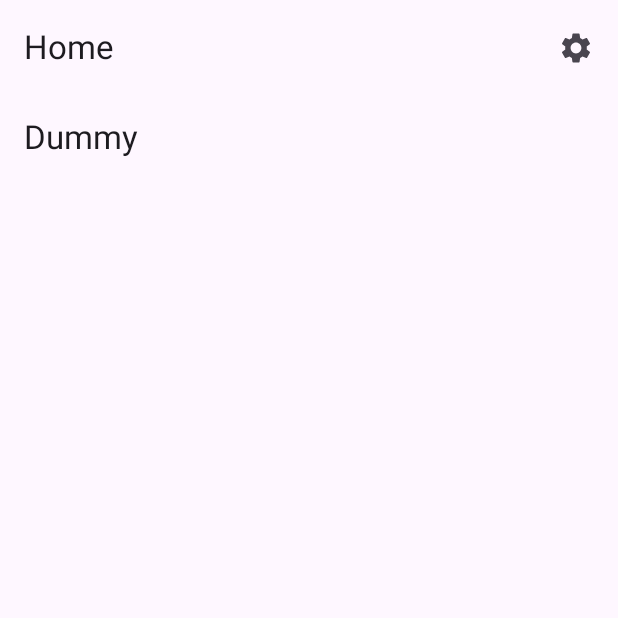
After one commit to dhzdhd/invtrack, an Android app built with Jetpack Compose: the composable HomeView shown on its own in the app's theme, on a phone screen of 412 x 824 dp, the top half of it. The commit adds this screen. Run offline under Robolectric (Android 15) with nearby library versions, the phone set to English and light mode, and no system bars; our stand-ins replace Compose Multiplatform resources.

Commit message:
Add icons and fix navigation

```diff
--- /dev/null
+++ b/client/composeApp/src/commonMain/composeResources/drawable/settings.xml
@@ -0,0 +1,10 @@
+<vector xmlns:android="http://schemas.android.com/apk/res/android"
+        android:width="24dp"
+        android:height="24dp"
+        android:viewportWidth="24"
+        android:viewportHeight="24"
+        android:tint="?attr/colorOnSurface">
+    <path
+            android:fillColor="#FF000000"
+            android:pathData="M19.14,12.94c0.04,-0.3 0.06,-0.61 0.06,-0.94c0,-0.32 -0.02,-0.64 -0.07,-0.94l2.03,-1.58c0.18,-0.14 0.23,-0.41 0.12,-0.61l-1.92,-3.32c-0.12,-0.22 -0.37,-0.29 -0.59,-0.22l-2.39,0.96c-0.5,-0.38 -1.03,-0.7 -1.62,-0.94L14.4,2.81c-0.04,-0.24 -0.24,-0.41 -0.48,-0.41h-3.84c-0.24,0 -0.43,0.17 -0.47,0.41L9.25,5.35C8.66,5.59 8.12,5.92 7.63,6.29L5.24,5.33c-0.22,-0.08 -0.47,0 -0.59,0.22L2.74,8.87C2.62,9.08 2.66,9.34 2.86,9.48l2.03,1.58C4.84,11.36 4.8,11.69 4.8,12s0.02,0.64 0.07,0.94l-2.03,1.58c-0.18,0.14 -0.23,0.41 -0.12,0.61l1.92,3.32c0.12,0.22 0.37,0.29 0.59,0.22l2.39,-0.96c0.5,0.38 1.03,0.7 1.62,0.94l0.36,2.54c0.05,0.24 0.24,0.41 0.48,0.41h3.84c0.24,0 0.44,-0.17 0.47,-0.41l0.36,-2.54c0.59,-0.24 1.13,-0.56 1.62,-0.94l2.39,0.96c0.22,0.08 0.47,0 0.59,-0.22l1.92,-3.32c0.12,-0.22 0.07,-0.47 -0.12,-0.61L19.14,12.94zM12,15.6c-1.98,0 -3.6,-1.62 -3.6,-3.6s1.62,-3.6 3.6,-3.6s3.6,1.62 3.6,3.6S13.98,15.6 12,15.6z"/>
+</vector>
--- /dev/null
+++ b/client/composeApp/src/commonMain/kotlin/dev/dhzdhd/invtrack/home/views/HomeView.kt
@@ -0,0 +1,46 @@
+package dev.dhzdhd.invtrack.home.views
+
+import androidx.compose.foundation.clickable
+import androidx.compose.foundation.layout.Column
+import androidx.compose.foundation.layout.padding
+import androidx.compose.material3.*
+import androidx.compose.runtime.Composable
+import androidx.compose.ui.Modifier
+import androidx.navigation.NavHostController
+import dev.dhzdhd.invtrack.settings.views.SettingsRoute
+import invtrack.composeapp.generated.resources.Res
+import invtrack.composeapp.generated.resources.settings
+import kotlinx.serialization.Serializable
+import org.jetbrains.compose.resources.painterResource
+
+@Serializable
+object HomeRoute
+
+@OptIn(ExperimentalMaterial3Api::class)
+@Composable
+fun HomeView(
+    navController: NavHostController,
+) {
+    Scaffold(
+        topBar = {
+            TopAppBar(title = { Text("Home") }, actions = {
+                IconButton(onClick = {
+                    navController.navigate(SettingsRoute)
+                }) {
+                    Icon(
+                        painter = painterResource(Res.drawable.settings),
+                        contentDescription = "Settings"
+                    )
+                }
+            })
+        },
+        content = { paddingValues ->
+            Column(modifier = Modifier.padding(paddingValues)) {
+                ListItem(
+                    modifier = Modifier.clickable(true, onClick = {}),
+                    headlineContent = { Text("Dummy", style = MaterialTheme.typography.titleLarge) },
+                )
+            }
+        }
+    )
+}
--- a/client/composeApp/src/commonMain/kotlin/dev/dhzdhd/invtrack/settings/models/Settings.kt
+++ b/client/composeApp/src/commonMain/kotlin/dev/dhzdhd/invtrack/settings/models/Settings.kt
@@ -3,12 +3,12 @@ package dev.dhzdhd.invtrack.settings.models
 import kotlinx.serialization.Serializable
 
 enum class Theme {
-    LIGHT, DARK, SYSTEM
+    LIGHT, DARK
 }
 
 @Serializable
 data class Settings(val theme: Theme) {
     companion object {
-        val Default = Settings(Theme.SYSTEM)
+        val Default = Settings(Theme.DARK)
     }
 }
--- a/client/gradle/libs.versions.toml
+++ b/client/gradle/libs.versions.toml
@@ -1,5 +1,5 @@
 [versions]
-agp = "8.7.3"
+agp = "8.10.1"
 android-compileSdk = "35"
 android-minSdk = "24"
 android-targetSdk = "35"
```
Also changed, not shown: client/composeApp/src/commonMain/composeResources/drawable/back-arrow.xml (added, +9 -0 lines), client/composeApp/src/commonMain/kotlin/dev/dhzdhd/invtrack/App.kt (+7 -4 lines), client/composeApp/src/commonMain/kotlin/dev/dhzdhd/invtrack/settings/views/SettingsView.kt (+25 -13 lines), client/gradle/wrapper/gradle-wrapper.properties.
